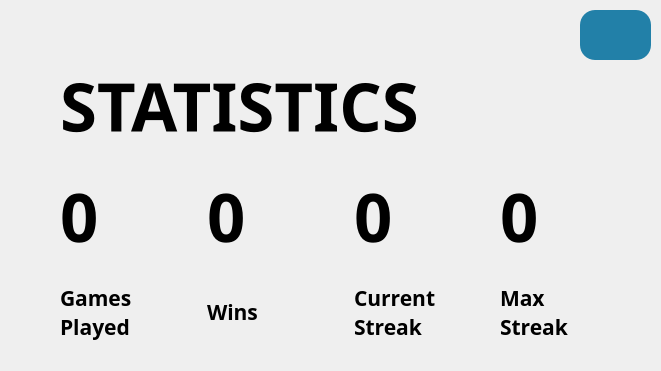
This is statistics.ui in aku47z/guess-o-word as Qt 5 draws it before an edit. The edited form follows.
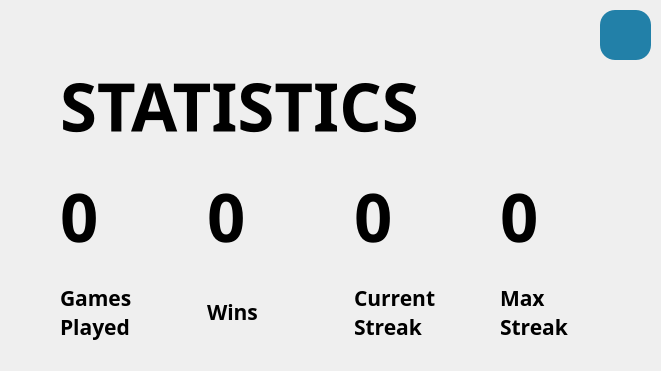
This is the edited form. Icons and pictures are not drawn.

```diff
--- a/statistics.ui
+++ b/statistics.ui
@@ -19,9 +19,9 @@
   <widget class="QPushButton" name="pushButton">
    <property name="geometry">
     <rect>
-     <x>580</x>
+     <x>600</x>
      <y>10</y>
-     <width>71</width>
+     <width>51</width>
      <height>50</height>
     </rect>
    </property>
```
